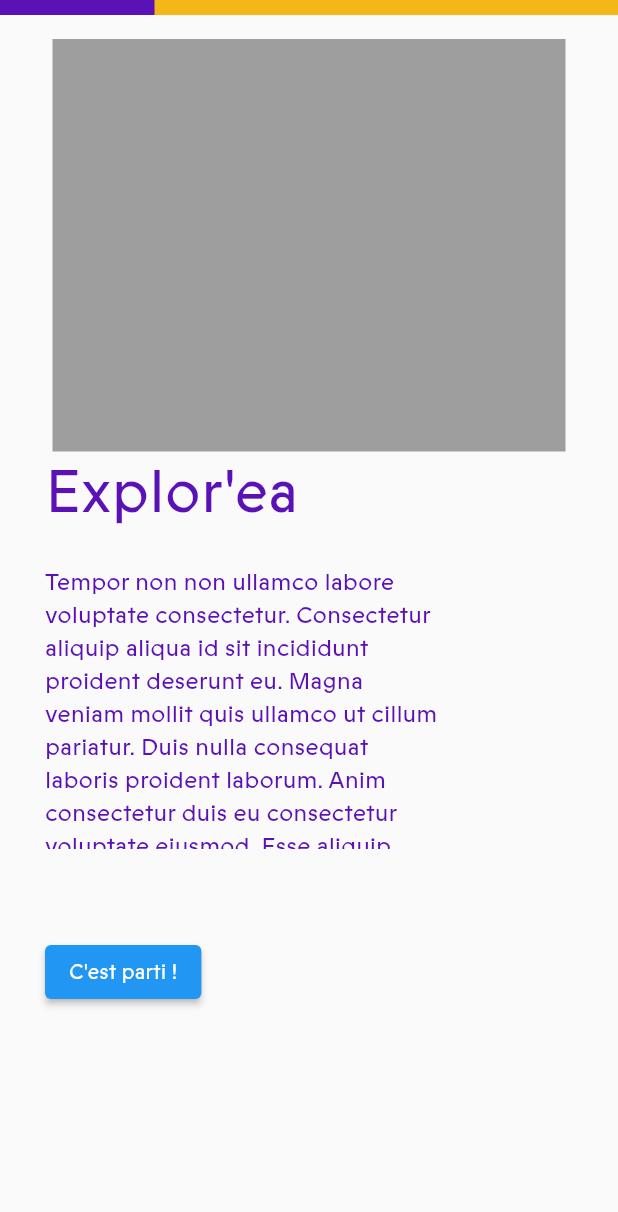
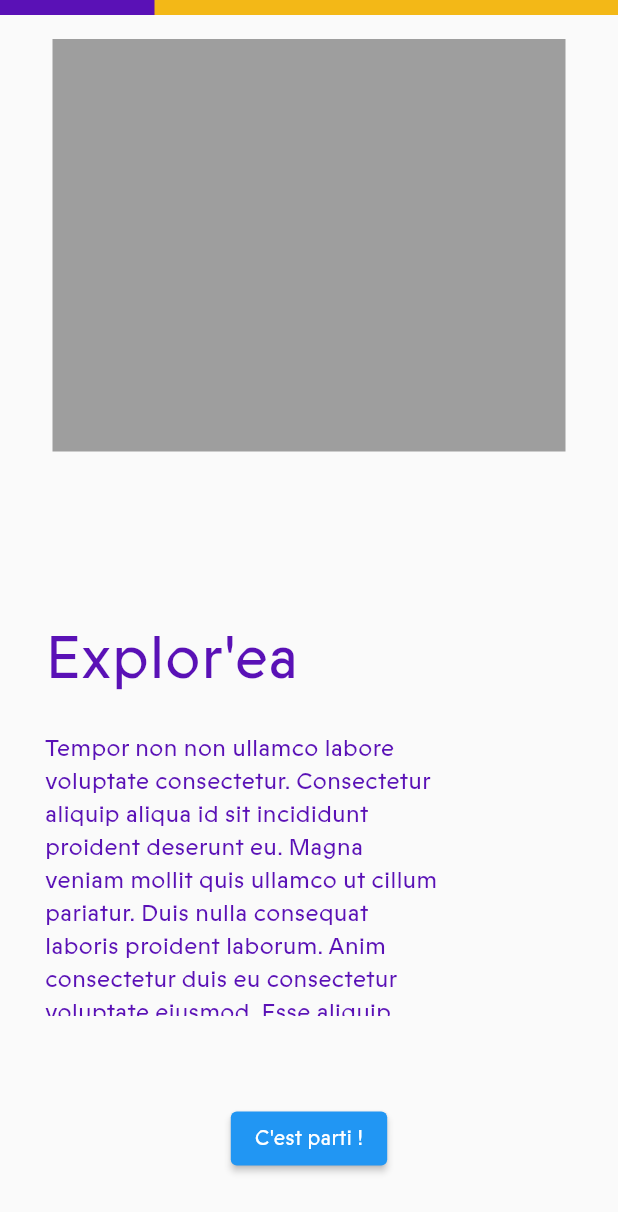
Before and after one commit to Explor-ea/exploreapp, a Flutter app: the screen it shows after launch, on a phone screen of 412 x 824 dp. Shown: the top 1212 px of the screen. Run offline on Flutter 3.47's test engine with Material 2 defaults, Android fonts, the phone set to English and light mode, and no system bars; our stand-ins replace flutter_map, latlong2, shared_preferences.

Commit message:
center btn & move component to bottom

```diff
--- a/lib/pages/start_screens/newcomer.dart
+++ b/lib/pages/start_screens/newcomer.dart
@@ -34,12 +34,11 @@ class _NewcomerState extends State<Newcomer> {
             width: 342,
             // padding: EdgeInsets.all(16.0),
           ),
+          Expanded(child: Container()),
           Padding(
             padding: const EdgeInsets.symmetric(horizontal: 30.0),
             child: Expanded(
-              child: Row(
-                children: [
-                  Column(
+              child: Column(
                 crossAxisAlignment: CrossAxisAlignment.start,
                 mainAxisAlignment: MainAxisAlignment.end,
                 children: [
@@ -61,21 +60,15 @@ class _NewcomerState extends State<Newcomer> {
                   Container(
                     height: 58,
                   ),
-                      Row(
-                        children: [
                   Center(
                     child: ElevatedButton(
                       onPressed: () {},
                       child: Text("C'est parti !"),
                     ),
                   ),
-                        ],
-                      ),
                   Container(
                     height: 41,
                   )
-                    ],
-                  ),
                 ],
               ),
             ),
```
Lines whose indentation alone changed are shown as unchanged.
